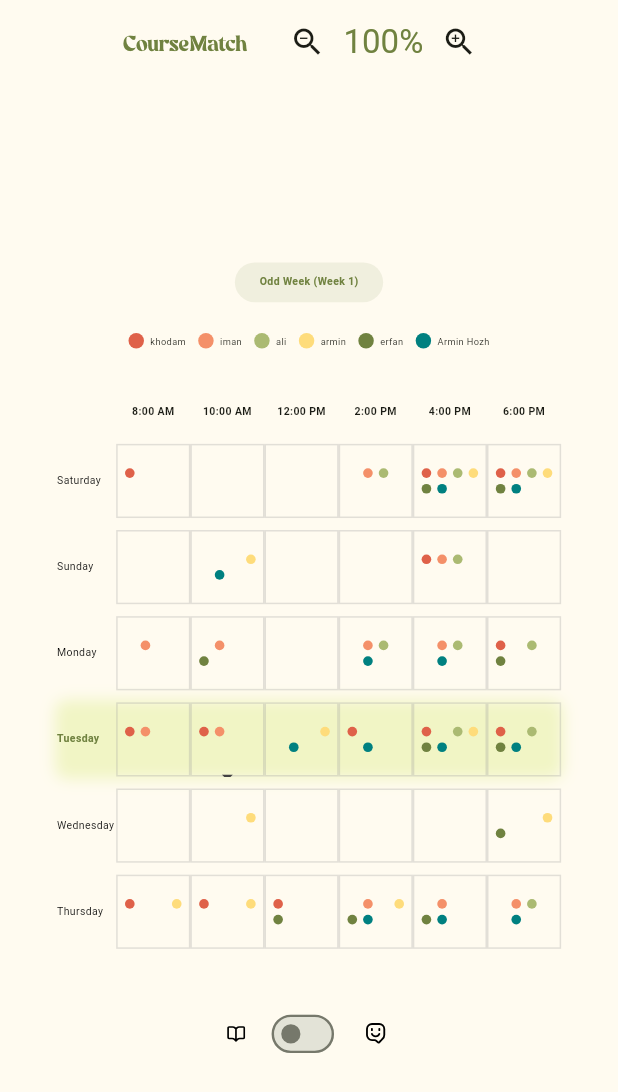
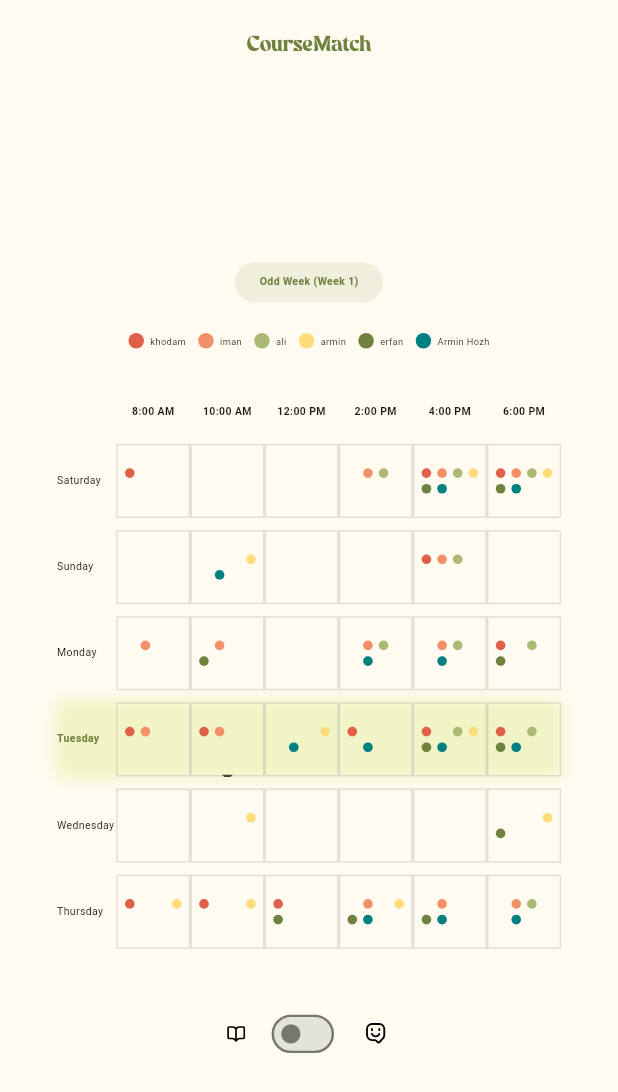
Before and after one commit to mohammad-elahii/course_match, a Flutter app: the screen it shows after launch, on a phone screen of 412 x 824 dp. Shown: the top 1092 px of the screen. Run offline on Flutter 3.47's test engine with Material 3 defaults, Android fonts, the light colour scheme and no system bars; our stand-ins replace flutter_svg.

Commit message:
courseMatch 1.2.2 : pinch zoom support

```diff
--- a/lib/schedule_page.dart
+++ b/lib/schedule_page.dart
@@ -29,14 +29,7 @@ class _SchedulePageState extends State<SchedulePage> {
   }
   late DateTime semesterStartDate;
 
-  // Zoom feature
-  double zoomLevel = 1.0;
-
-  // Override isOddWeek for a specific week number (use this if automatic calculation isn't accurate)
-  bool overrideWeekType() {
-    // We're currently in week 7 which is odd
-    return true; // true for odd, false for even
-  }
+  // Remove zoomLevel and zoom controls
 
   DateTime getCurrentDate() {
     return DateTime.now();
@@ -214,33 +207,16 @@ class _SchedulePageState extends State<SchedulePage> {
                 fontSize: screenWidth * 0.035,
               ),
             ),
-            SizedBox(width: 16),
-            // Zoom controls
-            IconButton(
-              icon: Icon(Icons.zoom_out),
-              onPressed: () {
-                setState(() {
-                  zoomLevel = (zoomLevel - 0.1).clamp(0.5, 2.0);
-                });
-              },
-            ),
-            Text('${(zoomLevel * 100).toInt()}%', style: TextStyle(color: Color(0xFF708240))),
-            IconButton(
-              icon: Icon(Icons.zoom_in),
-              onPressed: () {
-                setState(() {
-                  zoomLevel = (zoomLevel + 0.1).clamp(0.5, 2.0);
-                });
-              },
-            ),
           ],
         ),
         backgroundColor: Colors.transparent,
       ),
       body: Center(
-        child: Transform.scale(
-          scale: zoomLevel,
-          alignment: Alignment.topCenter,
+        child: InteractiveViewer(
+          minScale: 0.5,
+          maxScale: 3.0,
+          panEnabled: true,
+          scaleEnabled: true,
           child: Container(
             width: screenWidth,
             child: students.isEmpty
```
